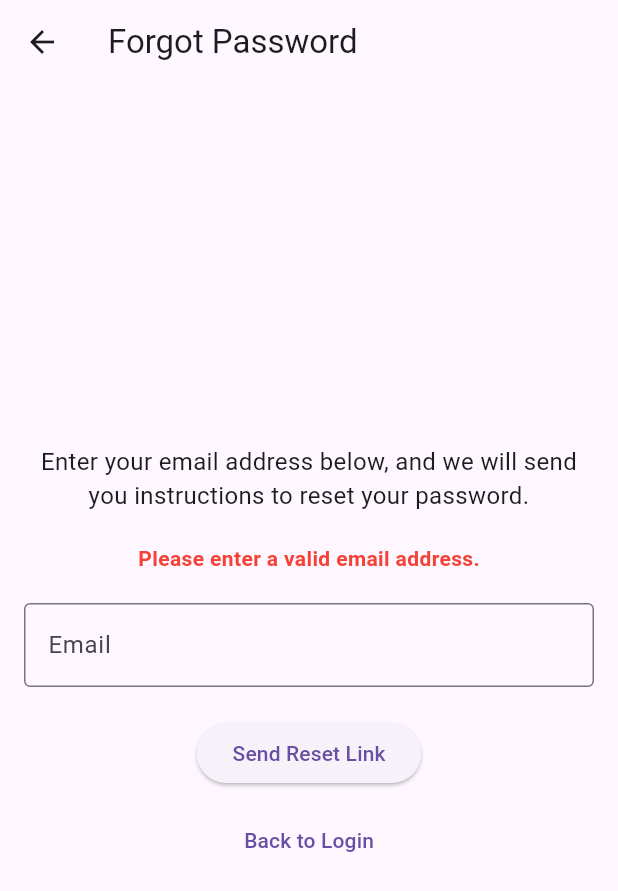
After one commit to noahf909/FlutterAAB, a Flutter app: the ForgotPasswordPage screen opened directly, after a tap on "Send Reset Link", on a phone screen of 412 x 824 dp. The commit adds this screen. Shown: the top 891 px of the screen. Run offline on Flutter 3.47's test engine with Material 3 defaults, Android fonts, the phone set to English and light mode, and no system bars; accounts and stored records are empty; network calls fail.

Commit message:
forgot password
implemented forgot password.

forgot_password page link in login_dialog and when 'reset button' is clicked, it first checks if email exists in database. if so, it sends email to auth/forgot-password endpoint

```diff
--- /dev/null
+++ b/lib/forgot_password.dart
@@ -0,0 +1,119 @@
+import 'package:flutter/material.dart';
+import 'package:http/http.dart' as http;
+import 'dart:convert';
+
+class ForgotPasswordPage extends StatefulWidget {
+  @override
+  _ForgotPasswordPageState createState() => _ForgotPasswordPageState();
+}
+
+class _ForgotPasswordPageState extends State<ForgotPasswordPage> {
+  final TextEditingController _emailController = TextEditingController();
+  String? _message;
+  String? _error;
+  bool _isLoading = false;
+
+  Future<void> _handleSubmit() async {
+    final email = _emailController.text;
+
+    if (email.isEmpty || !RegExp(r'^[^@]+@[^@]+\.[^@]+').hasMatch(email)) {
+      setState(() {
+        _error = 'Please enter a valid email address.';
+        _message = null;
+      });
+      return;
+    }
+
+    setState(() {
+      _isLoading = true;
+      _message = null;
+      _error = null;
+    });
+
+    try {
+      final url = Uri.parse('http://www.aab.run:5000/api/auth/forgot-password'); // Update with actual API endpoint
+      final response = await http.post(
+        url,
+        headers: {'Content-Type': 'application/json'},
+        body: jsonEncode({'email': email}),
+      );
+
+      if (response.statusCode == 200) {
+        final data = jsonDecode(response.body);
+        setState(() {
+          _message = data['message'];
+          _error = null;
+        });
+      } else {
+        final data = jsonDecode(response.body);
+        setState(() {
+          _error = data['message'] ?? 'Failed to send email. Please try again.';
+          _message = null;
+        });
+      }
+    } catch (err) {
+      setState(() {
+        _error = 'Error sending email. Please try again.';
+        _message = null;
+      });
+    } finally {
+      setState(() {
+        _isLoading = false;
+      });
+    }
+  }
+
+  @override
+  Widget build(BuildContext context) {
+    return Scaffold(
+      appBar: AppBar(
+        title: Text('Forgot Password'),
+      ),
+      body: Padding(
+        padding: const EdgeInsets.all(16.0),
+        child: Column(
+          mainAxisAlignment: MainAxisAlignment.center,
+          children: [
+            Text(
+              'Enter your email address below, and we will send you instructions to reset your password.',
+              style: TextStyle(fontSize: 16.0),
+              textAlign: TextAlign.center,
+            ),
+            SizedBox(height: 20.0),
+            if (_message != null)
+              Text(
+                _message!,
+                style: TextStyle(color: Colors.green, fontWeight: FontWeight.bold),
+              ),
+            if (_error != null)
+              Text(
+                _error!,
+                style: TextStyle(color: Colors.red, fontWeight: FontWeight.bold),
+              ),
+            SizedBox(height: 20.0),
+            TextFormField(
+              controller: _emailController,
+              decoration: InputDecoration(
+                labelText: 'Email',
+                border: OutlineInputBorder(),
+              ),
+              keyboardType: TextInputType.emailAddress,
+            ),
+            SizedBox(height: 20.0),
+            ElevatedButton(
+              onPressed: _isLoading ? null : _handleSubmit,
+              child: _isLoading ? CircularProgressIndicator() : Text('Send Reset Link'),
+            ),
+            SizedBox(height: 10.0),
+            TextButton(
+              onPressed: () {
+                Navigator.of(context).pop();
+              },
+              child: Text('Back to Login'),
+            ),
+          ],
+        ),
+      ),
+    );
+  }
+}
--- a/lib/login_dialog.dart
+++ b/lib/login_dialog.dart
@@ -4,6 +4,7 @@ import 'package:http/http.dart' as http;
 import 'dart:convert';
 import 'package:provider/provider.dart';
 import 'customer_provider.dart'; // Your CustomerProvider class
+import 'forgot_password.dart'; //import forgot password
 import 'customer.dart'; // Your Customer model
 
 class LoginDialog extends StatefulWidget {
@@ -72,6 +73,14 @@ class _LoginDialogState extends State<LoginDialog> {
     }
   }
 
+  void _forgotPassword() {
+  Navigator.of(context).push(
+    MaterialPageRoute(
+      builder: (context) => ForgotPasswordPage(),
+    ),
+  );
+}
+
   @override
   void dispose() {
     // Dispose controllers when the widget is removed from the widget tree
@@ -128,6 +137,13 @@ class _LoginDialogState extends State<LoginDialog> {
           },
           child: Text('Cancel'),
         ),
+
+        // Forgot Password button
+        TextButton(
+          onPressed: _forgotPassword,
+          child: Text('Forgot Password?'),
+        ),
+
         // Login button
         ElevatedButton(
           onPressed: _login,
```
Also changed, not shown: 1 other file.
